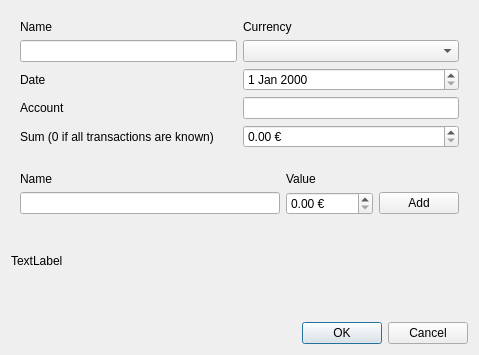
Old version of the form newbilldialog.ui in the repository awegsche/qbudget.
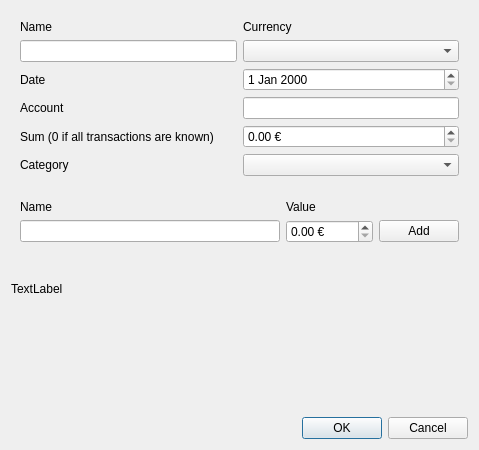
New version of the form.

Commit message: add category selection, shortcuts and some cleanup

```diff
--- a/newbilldialog.ui
+++ b/newbilldialog.ui
@@ -7,7 +7,7 @@
     <x>0</x>
     <y>0</y>
     <width>479</width>
-    <height>355</height>
+    <height>450</height>
    </rect>
   </property>
   <property name="windowTitle">
@@ -74,6 +74,16 @@
         </property>
        </widget>
       </item>
+      <item row="5" column="0">
+       <widget class="QLabel" name="label_8">
+        <property name="text">
+         <string>Category</string>
+        </property>
+       </widget>
+      </item>
+      <item row="5" column="1">
+       <widget class="QComboBox" name="comboCategory"/>
+      </item>
      </layout>
     </widget>
    </item>
```
Left out of the diff: 23 changed lines with no effect on the pictures. The commit also changes 7 other files.
